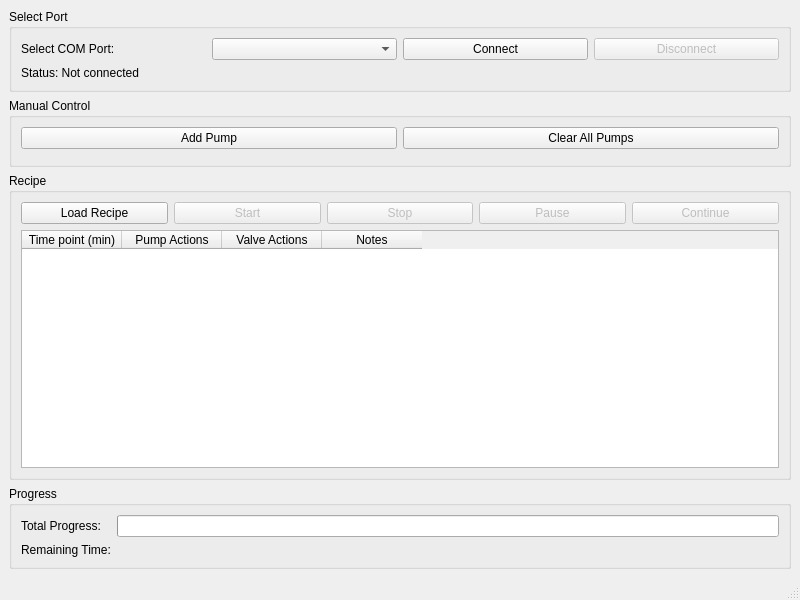
Old version of the form Pump Controller Demo/qt/mainwindow.ui in the repository intel00000/EChem_Auto_Potential_Optimization.
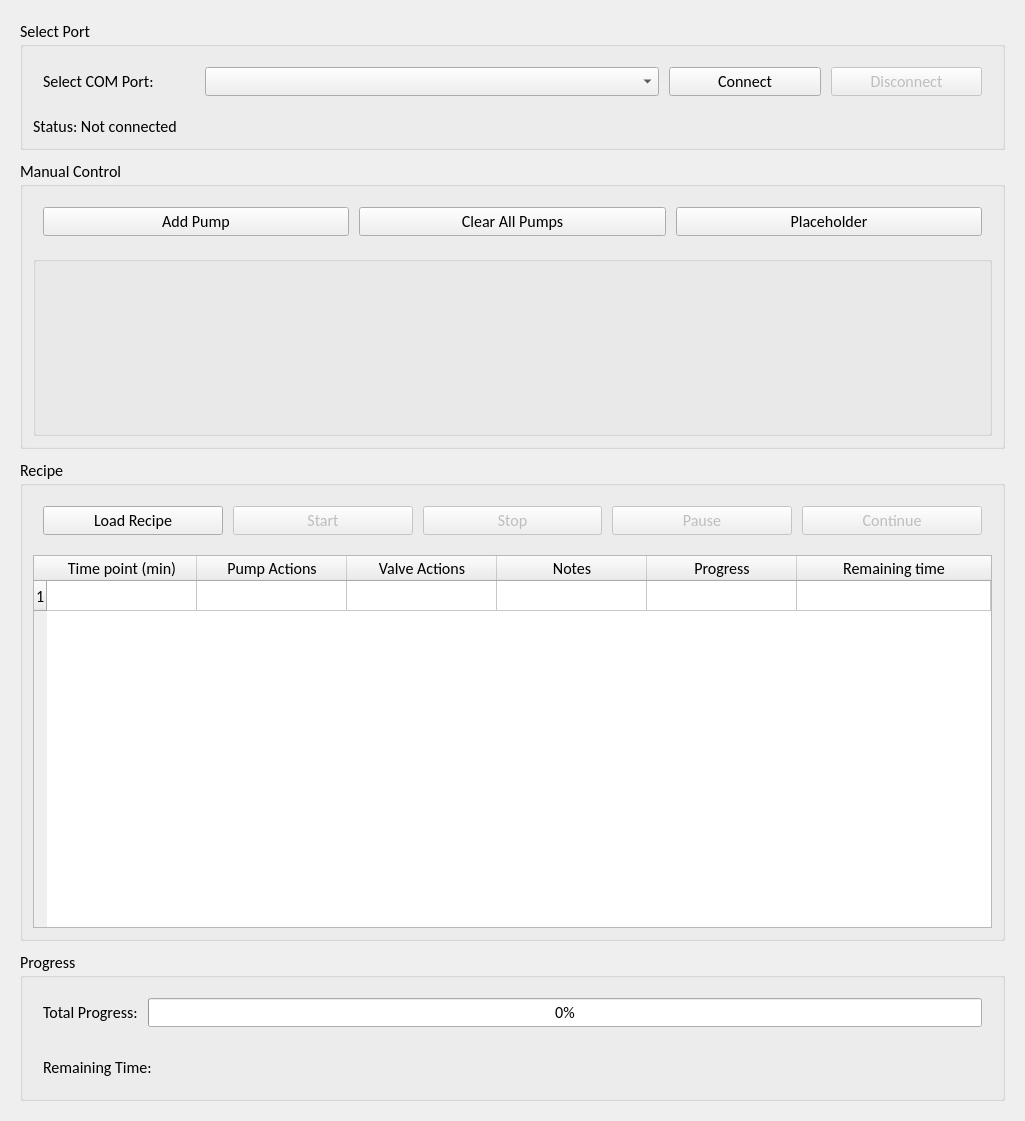
New version of the form.

Patch:
```diff
--- a/Pump Controller Demo/qt/mainwindow.ui
+++ b/Pump Controller Demo/qt/mainwindow.ui
@@ -6,53 +6,129 @@
    <rect>
     <x>0</x>
     <y>0</y>
-    <width>800</width>
-    <height>600</height>
+    <width>1025</width>
+    <height>1121</height>
    </rect>
   </property>
+  <property name="font">
+   <font>
+    <family>Calibri</family>
+    <pointsize>12</pointsize>
+   </font>
+  </property>
   <property name="windowTitle">
    <string>Pump Controller via Pico Demo</string>
   </property>
   <widget class="QWidget" name="centralwidget">
-   <layout class="QVBoxLayout" name="verticalLayout">
+   <layout class="QVBoxLayout" name="verticalLayout" stretch="1,3,5,0">
+    <property name="spacing">
+     <number>10</number>
+    </property>
+    <property name="leftMargin">
+     <number>20</number>
+    </property>
+    <property name="topMargin">
+     <number>20</number>
+    </property>
+    <property name="rightMargin">
+     <number>20</number>
+    </property>
+    <property name="bottomMargin">
+     <number>20</number>
+    </property>
     <item>
      <widget class="QGroupBox" name="selectPortGroup">
       <property name="title">
        <string>Select Port</string>
       </property>
-      <layout class="QGridLayout" name="gridLayout">
-       <item row="0" column="0">
-        <widget class="QLabel" name="portLabel">
-         <property name="text">
-          <string>Select COM Port:</string>
+      <layout class="QVBoxLayout" name="verticalLayout_4" stretch="2,1">
+       <property name="spacing">
+        <number>10</number>
+       </property>
+       <property name="leftMargin">
+        <number>10</number>
+       </property>
+       <property name="topMargin">
+        <number>10</number>
+       </property>
+       <property name="rightMargin">
+        <number>10</number>
+       </property>
+       <property name="bottomMargin">
+        <number>10</number>
+       </property>
+       <item>
+        <layout class="QHBoxLayout" name="selectPortGroup_first" stretch="1,3,1,1">
+         <property name="spacing">
+          <number>10</number>
          </property>
-        </widget>
-       </item>
-       <item row="0" column="1">
-        <widget class="QComboBox" name="portComboBox">
-         <property name="minimumWidth">
-          <number>200</number>
+         <property name="leftMargin">
+          <number>10</number>
          </property>
-        </widget>
-       </item>
-       <item row="0" column="2">
-        <widget class="QPushButton" name="connectButton">
-         <property name="text">
-          <string>Connect</string>
+         <property name="topMargin">
+          <number>10</number>
          </property>
-        </widget>
-       </item>
-       <item row="0" column="3">
-        <widget class="QPushButton" name="disconnectButton">
-         <property name="text">
-          <string>Disconnect</string>
+         <property name="rightMargin">
+          <number>10</number>
          </property>
-         <property name="enabled">
-          <bool>false</bool>
+         <property name="bottomMargin">
+          <number>10</number>
          </property>
-        </widget>
+         <item>
+          <widget class="QLabel" name="portLabel">
+           <property name="sizePolicy">
+            <sizepolicy hsizetype="MinimumExpanding" vsizetype="MinimumExpanding">
+             <horstretch>1</horstretch>
+             <verstretch>1</verstretch>
+            </sizepolicy>
+           </property>
+           <property name="text">
+            <string>Select COM Port:</string>
+           </property>
+          </widget>
+         </item>
+         <item>
+          <widget class="QComboBox" name="portComboBox">
+           <property name="sizePolicy">
+            <sizepolicy hsizetype="MinimumExpanding" vsizetype="MinimumExpanding">
+             <horstretch>3</horstretch>
+             <verstretch>1</verstretch>
+            </sizepolicy>
+           </property>
+          </widget>
+         </item>
+         <item>
+          <widget class="QPushButton" name="connectButton">
+           <property name="sizePolicy">
+            <sizepolicy hsizetype="MinimumExpanding" vsizetype="MinimumExpanding">
+             <horstretch>1</horstretch>
+             <verstretch>1</verstretch>
+            </sizepolicy>
+           </property>
+           <property name="text">
+            <string>Connect</string>
+           </property>
+          </widget>
+         </item>
+         <item>
+          <widget class="QPushButton" name="disconnectButton">
+           <property name="enabled">
+            <bool>false</bool>
+           </property>
+           <property name="sizePolicy">
+            <sizepolicy hsizetype="MinimumExpanding" vsizetype="MinimumExpanding">
+             <horstretch>1</horstretch>
+             <verstretch>1</verstretch>
+            </sizepolicy>
+           </property>
+           <property name="text">
+            <string>Disconnect</string>
+           </property>
+          </widget>
+         </item>
+        </layout>
        </item>
-       <item row="1" column="0" colspan="4">
+       <item>
         <widget class="QLabel" name="statusLabel">
          <property name="text">
           <string>Status: Not connected</string>
@@ -67,11 +143,47 @@
       <property name="title">
        <string>Manual Control</string>
       </property>
-      <layout class="QVBoxLayout" name="verticalLayout_2">
+      <layout class="QVBoxLayout" name="verticalLayout_2" stretch="1,10">
+       <property name="spacing">
+        <number>10</number>
+       </property>
+       <property name="leftMargin">
+        <number>10</number>
+       </property>
+       <property name="topMargin">
+        <number>10</number>
+       </property>
+       <property name="rightMargin">
+        <number>10</number>
+       </property>
+       <property name="bottomMargin">
+        <number>10</number>
+       </property>
        <item>
-        <layout class="QHBoxLayout" name="horizontalLayout">
+        <layout class="QHBoxLayout" name="manualControl_first" stretch="1,1,1">
+         <property name="spacing">
+          <number>10</number>
+         </property>
+         <property name="leftMargin">
+          <number>10</number>
+         </property>
+         <property name="topMargin">
+          <number>10</number>
+         </property>
+         <property name="rightMargin">
+          <number>10</number>
+         </property>
+         <property name="bottomMargin">
+          <number>10</number>
+         </property>
          <item>
           <widget class="QPushButton" name="addPumpButton">
+           <property name="sizePolicy">
+            <sizepolicy hsizetype="MinimumExpanding" vsizetype="MinimumExpanding">
+             <horstretch>1</horstretch>
+             <verstretch>1</verstretch>
+            </sizepolicy>
+           </property>
            <property name="text">
             <string>Add Pump</string>
            </property>
@@ -79,21 +191,51 @@
          </item>
          <item>
           <widget class="QPushButton" name="clearPumpsButton">
+           <property name="sizePolicy">
+            <sizepolicy hsizetype="MinimumExpanding" vsizetype="MinimumExpanding">
+             <horstretch>1</horstretch>
+             <verstretch>1</verstretch>
+            </sizepolicy>
+           </property>
            <property name="text">
             <string>Clear All Pumps</string>
            </property>
           </widget>
          </item>
+         <item>
+          <widget class="QPushButton" name="pushButton">
+           <property name="sizePolicy">
+            <sizepolicy hsizetype="MinimumExpanding" vsizetype="MinimumExpanding">
+             <horstretch>1</horstretch>
+             <verstretch>1</verstretch>
+            </sizepolicy>
+           </property>
+           <property name="text">
+            <string>Placeholder</string>
+           </property>
+          </widget>
+         </item>
         </layout>
        </item>
        <item>
-        <widget class="QFrame" name="pumpsFrame">
-         <property name="frameShape">
-          <enum>QFrame::StyledPanel</enum>
-         </property>
-         <property name="frameShadow">
-          <enum>QFrame::Raised</enum>
-         </property>
+        <widget class="QGroupBox" name="gridGroupBox">
+         <layout class="QGridLayout" name="manualControl_second">
+          <property name="leftMargin">
+           <number>10</number>
+          </property>
+          <property name="topMargin">
+           <number>10</number>
+          </property>
+          <property name="rightMargin">
+           <number>10</number>
+          </property>
+          <property name="bottomMargin">
+           <number>10</number>
+          </property>
+          <property name="spacing">
+           <number>10</number>
+          </property>
+         </layout>
         </widget>
        </item>
       </layout>
@@ -104,11 +246,47 @@
       <property name="title">
        <string>Recipe</string>
       </property>
-      <layout class="QVBoxLayout" name="verticalLayout_3">
+      <layout class="QVBoxLayout" name="verticalLayout_3" stretch="1,10">
+       <property name="spacing">
+        <number>10</number>
+       </property>
+       <property name="leftMargin">
+        <number>10</number>
+       </property>
+       <property name="topMargin">
+        <number>10</number>
+       </property>
+       <property name="rightMargin">
+        <number>10</number>
+       </property>
+       <property name="bottomMargin">
+        <number>10</number>
+       </property>
        <item>
-        <layout class="QHBoxLayout" name="horizontalLayout_2">
+        <layout class="QHBoxLayout" name="recipe_first" stretch="1,1,1,1,1">
+         <property name="spacing">
+          <number>10</number>
+         </property>
+         <property name="leftMargin">
+          <number>10</number>
+         </property>
+         <property name="topMargin">
+          <number>10</number>
+         </property>
+         <property name="rightMargin">
+          <number>10</number>
+         </property>
+         <property name="bottomMargin">
+          <number>10</number>
+         </property>
          <item>
           <widget class="QPushButton" name="loadRecipeButton">
+           <property name="sizePolicy">
+            <sizepolicy hsizetype="MinimumExpanding" vsizetype="MinimumExpanding">
+             <horstretch>0</horstretch>
+             <verstretch>0</verstretch>
+            </sizepolicy>
+           </property>
            <property name="text">
             <string>Load Recipe</string>
            </property>
@@ -116,6 +294,15 @@
          </item>
          <item>
           <widget class="QPushButton" name="startButton">
+           <property name="enabled">
+            <bool>false</bool>
+           </property>
+           <property name="sizePolicy">
+            <sizepolicy hsizetype="MinimumExpanding" vsizetype="MinimumExpanding">
+             <horstretch>0</horstretch>
+             <verstretch>0</verstretch>
+            </sizepolicy>
+           </property>
            <property name="text">
             <string>Start</string>
            </property>
@@ -126,6 +313,15 @@
          </item>
          <item>
           <widget class="QPushButton" name="stopButton">
+           <property name="enabled">
+            <bool>false</bool>
+           </property>
+           <property name="sizePolicy">
+            <sizepolicy hsizetype="MinimumExpanding" vsizetype="MinimumExpanding">
+             <horstretch>0</horstretch>
+             <verstretch>0</verstretch>
+            </sizepolicy>
+           </property>
            <property name="text">
             <string>Stop</string>
            </property>
@@ -136,6 +332,15 @@
          </item>
          <item>
           <widget class="QPushButton" name="pauseButton">
+           <property name="enabled">
+            <bool>false</bool>
+           </property>
+           <property name="sizePolicy">
+            <sizepolicy hsizetype="MinimumExpanding" vsizetype="MinimumExpanding">
+             <horstretch>0</horstretch>
+             <verstretch>0</verstretch>
+            </sizepolicy>
+           </property>
            <property name="text">
             <string>Pause</string>
            </property>
@@ -146,6 +351,15 @@
          </item>
          <item>
           <widget class="QPushButton" name="continueButton">
+           <property name="enabled">
+            <bool>false</bool>
+           </property>
+           <property name="sizePolicy">
+            <sizepolicy hsizetype="MinimumExpanding" vsizetype="MinimumExpanding">
+             <horstretch>0</horstretch>
+             <verstretch>0</verstretch>
+            </sizepolicy>
+           </property>
            <property name="text">
             <string>Continue</string>
            </property>
@@ -158,6 +372,49 @@
        </item>
        <item>
         <widget class="QTableWidget" name="recipeTable">
+         <property name="dragEnabled">
+          <bool>true</bool>
+         </property>
+         <property name="showGrid">
+          <bool>true</bool>
+         </property>
+         <property name="rowCount">
+          <number>1</number>
+         </property>
+         <property name="columnCount">
+          <number>6</number>
+         </property>
+         <attribute name="horizontalHeaderVisible">
+          <bool>true</bool>
+         </attribute>
+         <attribute name="horizontalHeaderCascadingSectionResizes">
+          <bool>true</bool>
+         </attribute>
+         <attribute name="horizontalHeaderMinimumSectionSize">
+          <number>50</number>
+         </attribute>
+         <attribute name="horizontalHeaderDefaultSectionSize">
+          <number>150</number>
+         </attribute>
+         <attribute name="horizontalHeaderShowSortIndicator" stdset="0">
+          <bool>false</bool>
+         </attribute>
+         <attribute name="horizontalHeaderStretchLastSection">
+          <bool>true</bool>
+         </attribute>
+         <attribute name="verticalHeaderVisible">
+          <bool>true</bool>
+         </attribute>
+         <attribute name="verticalHeaderCascadingSectionResizes">
+          <bool>true</bool>
+         </attribute>
+         <attribute name="verticalHeaderHighlightSections">
+          <bool>true</bool>
+         </attribute>
+         <attribute name="verticalHeaderStretchLastSection">
+          <bool>false</bool>
+         </attribute>
+         <row/>
          <column>
           <property name="text">
            <string>Time point (min)</string>
@@ -178,6 +435,16 @@
            <string>Notes</string>
           </property>
          </column>
+         <column>
+          <property name="text">
+           <string>Progress</string>
+          </property>
+         </column>
+         <column>
+          <property name="text">
+           <string>Remaining time</string>
+          </property>
+         </column>
         </widget>
        </item>
       </layout>
@@ -188,54 +455,107 @@
       <property name="title">
        <string>Progress</string>
       </property>
-      <layout class="QGridLayout" name="gridLayout_2">
-       <item row="0" column="0">
-        <widget class="QLabel" name="totalProgressLabel">
-         <property name="text">
-          <string>Total Progress:</string>
+      <layout class="QVBoxLayout" name="verticalLayout_5" stretch="1,1">
+       <property name="spacing">
+        <number>10</number>
+       </property>
+       <property name="leftMargin">
+        <number>10</number>
+       </property>
+       <property name="topMargin">
+        <number>10</number>
+       </property>
+       <property name="rightMargin">
+        <number>10</number>
+       </property>
+       <property name="bottomMargin">
+        <number>10</number>
+       </property>
+       <item>
+        <layout class="QHBoxLayout" name="horizontalLayout_2" stretch="1,10">
+         <property name="spacing">
+          <number>10</number>
          </property>
-        </widget>
-       </item>
-       <item row="0" column="1">
-        <widget class="QProgressBar" name="totalProgressBar">
-         <property name="minimum">
-          <number>0</number>
+         <property name="leftMargin">
+          <number>10</number>
          </property>
-         <property name="maximum">
-          <number>100</number>
+         <property name="topMargin">
+          <number>10</number>
          </property>
-        </widget>
-       </item>
-       <item row="1" column="0">
-        <widget class="QLabel" name="remainingTimeLabel">
-         <property name="text">
-          <string>Remaining Time:</string>
+         <property name="rightMargin">
+          <number>10</number>
          </property>
-        </widget>
+         <property name="bottomMargin">
+          <number>10</number>
+         </property>
+         <item>
+          <widget class="QLabel" name="totalProgressLabel">
+           <property name="sizePolicy">
+            <sizepolicy hsizetype="MinimumExpanding" vsizetype="MinimumExpanding">
+             <horstretch>1</horstretch>
+             <verstretch>1</verstretch>
+            </sizepolicy>
+           </property>
+           <property name="text">
+            <string>Total Progress:</string>
+           </property>
+          </widget>
+         </item>
+         <item>
+          <widget class="QProgressBar" name="totalProgressBar">
+           <property name="sizePolicy">
+            <sizepolicy hsizetype="MinimumExpanding" vsizetype="MinimumExpanding">
+             <horstretch>8</horstretch>
+             <verstretch>1</verstretch>
+            </sizepolicy>
+           </property>
+           <property name="minimum">
+            <number>0</number>
+           </property>
+           <property name="maximum">
+            <number>100</number>
+           </property>
+           <property name="value">
+            <number>0</number>
+           </property>
+           <property name="textVisible">
+            <bool>true</bool>
+           </property>
+          </widget>
+         </item>
+        </layout>
        </item>
-       <item row="1" column="1">
-        <widget class="QLabel" name="remainingTimeValue">
-         <property name="text">
-          <string></string>
+       <item>
+        <layout class="QHBoxLayout" name="horizontalLayout_4" stretch="0">
+         <property name="spacing">
+          <number>10</number>
          </property>
-        </widget>
+         <property name="leftMargin">
+          <number>10</number>
+         </property>
+         <property name="topMargin">
+          <number>10</number>
+         </property>
+         <property name="rightMargin">
+          <number>10</number>
+         </property>
+         <property name="bottomMargin">
+          <number>10</number>
+         </property>
+         <item>
+          <widget class="QLabel" name="remainingTimeLabel">
+           <property name="text">
+            <string>Remaining Time:</string>
+           </property>
+          </widget>
+         </item>
+        </layout>
        </item>
       </layout>
      </widget>
     </item>
    </layout>
   </widget>
-  <widget class="QMenuBar" name="menubar">
-   <property name="geometry">
-    <rect>
-     <x>0</x>
-     <y>0</y>
-     <width>800</width>
-     <height>22</height>
-    </rect>
-   </property>
-  </widget>
-  <widget class="QStatusBar" name="statusbar"/>
  </widget>
  <resources/>
  <connections/>
```
Left out of the diff: 12 changed lines with no effect on the pictures.
